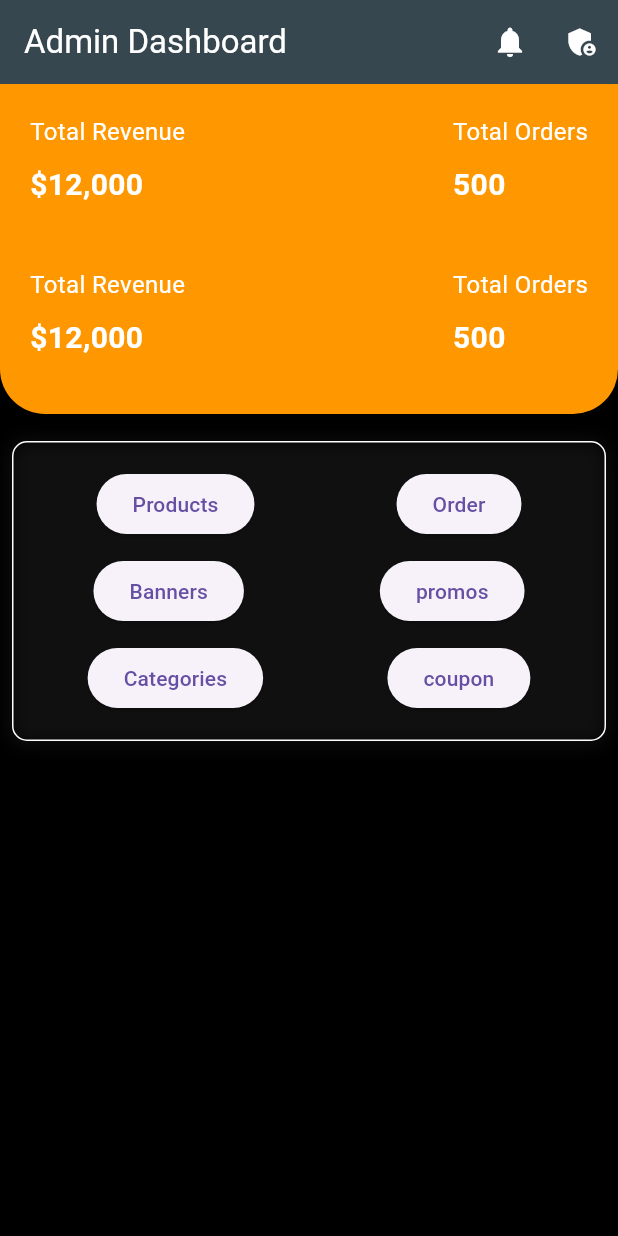
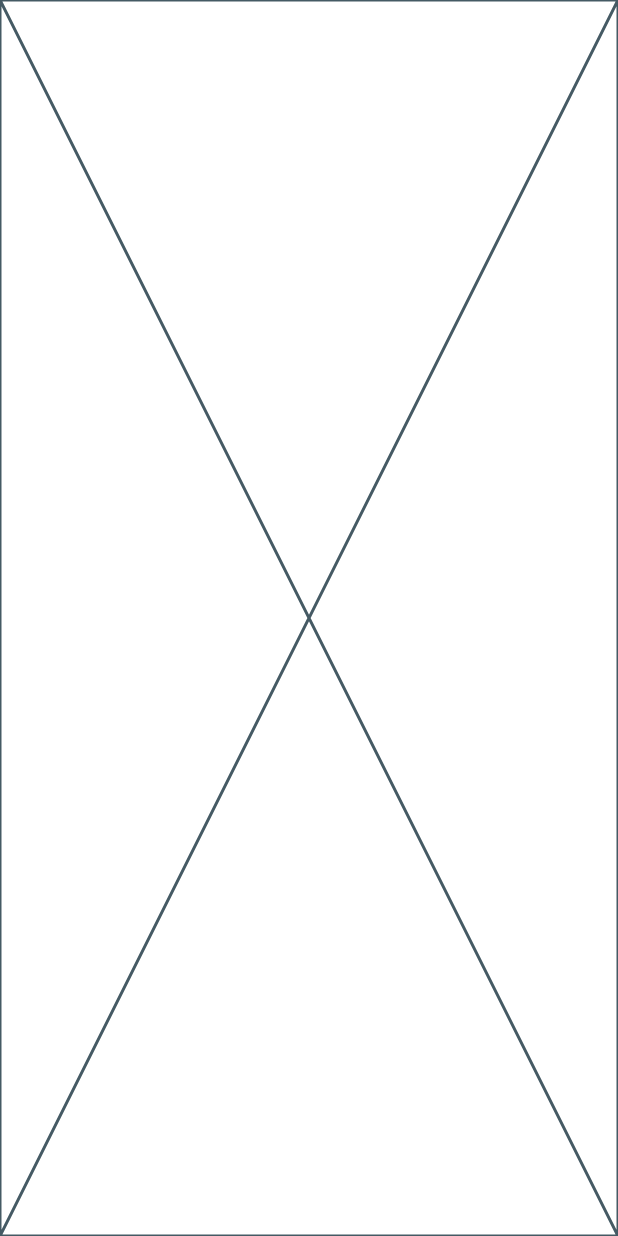
Before and after one commit to Amjad3618/e-come-seller-app, a Flutter app: the screen it shows once a user with an empty profile is signed in, after a tap on "Order", on a phone screen of 412 x 824 dp. Run offline on Flutter 3.47's test engine with Material 3 defaults, Android fonts, the phone set to English and light mode, and no system bars; our stand-ins replace cloud_firestore, firebase_auth, firebase_core, firebase_storage, fluttertoast, lottie; accounts and stored records are empty.

Commit message:
routs added

```diff
--- /dev/null
+++ b/lib/Pages/coupon_page.dart
@@ -0,0 +1,15 @@
+import 'package:flutter/material.dart';
+
+class CouponPage extends StatefulWidget {
+  const CouponPage({super.key});
+
+  @override
+  State<CouponPage> createState() => _CouponPageState();
+}
+
+class _CouponPageState extends State<CouponPage> {
+  @override
+  Widget build(BuildContext context) {
+    return const Placeholder();
+  }
+}
--- a/lib/Pages/home_page.dart
+++ b/lib/Pages/home_page.dart
@@ -1,7 +1,4 @@
-import 'package:e_come_seller_1/utils/color.dart';
 import 'package:flutter/material.dart';
-
-import '../widgets/fancy_text.dart';
 
 class HomePage extends StatefulWidget {
   const HomePage({Key? key}) : super(key: key);
@@ -30,110 +27,6 @@ class _HomePageState extends State<HomePage> {
       ),
       body: Column(
         children: [
-          Container(
-            height: 220,
-            decoration: BoxDecoration(
-              color: AppColors.primary,
-              borderRadius: const BorderRadius.only(
-                bottomLeft: Radius.circular(30),
-                bottomRight: Radius.circular(30),
-              ),
-            ),
-            child: Column(
-              children: [
-                Row(
-                  mainAxisAlignment: MainAxisAlignment.spaceBetween,
-                  children: [
-                    Padding(
-                      padding: const EdgeInsets.all(20),
-                      child: Column(
-                        crossAxisAlignment: CrossAxisAlignment.start,
-                        children: [
-                          const CustomText(
-                            text: 'Total Revenue',
-                            fontSize: 16,
-                            color: Colors.white,
-                          ),
-                          const SizedBox(height: 10),
-                          const CustomText(
-                            text: '\$12,000',
-                            fontSize: 20,
-                            fontWeight: FontWeight.bold,
-                            color: Colors.white,
-                          ),
-                        ],
-                      ),
-                    ),
-                    Padding(
-                      padding: const EdgeInsets.all(20),
-                      child: Column(
-                        crossAxisAlignment: CrossAxisAlignment.start,
-                        children: [
-                          const CustomText(
-                            text: 'Total Orders',
-                            fontSize: 16,
-                            color: Colors.white,
-                          ),
-                          const SizedBox(height: 10),
-                          const CustomText(
-                            text: '500',
-                            fontSize: 20,
-                            fontWeight: FontWeight.bold,
-                            color: Colors.white,
-                          ),
-                        ],
-                      ),
-                    ),
-                  ],
-                ),
-                Row(
-                  mainAxisAlignment: MainAxisAlignment.spaceBetween,
-                  children: [
-                    Padding(
-                      padding: const EdgeInsets.all(20),
-                      child: Column(
-                        crossAxisAlignment: CrossAxisAlignment.start,
-                        children: [
-                          const CustomText(
-                            text: 'Total Revenue',
-                            fontSize: 16,
-                            color: Colors.white,
-                          ),
-                          const SizedBox(height: 10),
-                          const CustomText(
-                            text: '\$12,000',
-                            fontSize: 20,
-                            fontWeight: FontWeight.bold,
-                            color: Colors.white,
-                          ),
-                        ],
-                      ),
-                    ),
-                    Padding(
-                      padding: const EdgeInsets.all(20),
-                      child: Column(
-                        crossAxisAlignment: CrossAxisAlignment.start,
-                        children: [
-                          const CustomText(
-                            text: 'Total Orders',
-                            fontSize: 16,
-                            color: Colors.white,
-                          ),
-                          const SizedBox(height: 10),
-                          const CustomText(
-                            text: '500',
-                            fontSize: 20,
-                            fontWeight: FontWeight.bold,
-                            color: Colors.white,
-                          ),
-                        ],
-                      ),
-                    ),
-                  ],
-                ),
-              ],
-            ),
-          ),
           SizedBox(height: 10),
           Padding(
             padding: const EdgeInsets.all(8.0),
@@ -165,7 +58,12 @@ class _HomePageState extends State<HomePage> {
                           },
                           child: Text("Products"),
                         ),
-                        ElevatedButton(onPressed: () {}, child: Text("Order")),
+                        ElevatedButton(
+                          onPressed: () {
+                            Navigator.pushNamed(context, '/OrdersPage');
+                          },
+                          child: Text("Order"),
+                        ),
                       ],
                     ),
                     SizedBox(height: 10),
@@ -179,11 +77,7 @@ class _HomePageState extends State<HomePage> {
                             //   "/promos",
                             //   arguments: {"promo": false},
                             // );
-                            Navigator.pushNamed(
-                              context,
-                              "/BannerPage",
-
-                            );
+                            Navigator.pushNamed(context, "/BannerPage");
                           },
                           child: Text("Banners"),
                         ),
@@ -209,7 +103,12 @@ class _HomePageState extends State<HomePage> {
                           },
                           child: Text("Categories"),
                         ),
-                        ElevatedButton(onPressed: () {}, child: Text("coupon")),
+                        ElevatedButton(
+                          onPressed: () {
+                            Navigator.pushNamed(context, 'CouponPage');
+                          },
+                          child: Text("coupon"),
+                        ),
                       ],
                     ),
                   ],
--- /dev/null
+++ b/lib/Pages/orders_page.dart
@@ -0,0 +1,15 @@
+import 'package:flutter/material.dart';
+
+class OrdersPage extends StatefulWidget {
+  const OrdersPage({super.key});
+
+  @override
+  State<OrdersPage> createState() => _OrdersPageState();
+}
+
+class _OrdersPageState extends State<OrdersPage> {
+  @override
+  Widget build(BuildContext context) {
+    return const Placeholder();
+  }
+}
--- a/lib/main.dart
+++ b/lib/main.dart
@@ -6,6 +6,8 @@ import 'package:firebase_core/firebase_core.dart';
 import 'package:flutter/material.dart';
 import 'package:provider/provider.dart';
 import 'Helper/ui_helper.dart';
+import 'Pages/coupon_page.dart';
+import 'Pages/orders_page.dart';
 import 'Pages/product_page.dart';
 import 'Pages/promo_page.dart';
 import 'utils/color.dart';
@@ -22,7 +24,6 @@ void main() async {
         ChangeNotifierProvider(
           create: (_) => AuthController(),
         ), // Auth provider
-
       ],
 
       child: MyApp(),
@@ -56,6 +57,8 @@ class MyApp extends StatelessWidget {
         "/HomePage": (context) => HomePage(),
         "/ProductPage": (context) => ProductPage(),
         '/PromoPage': (context) => PromoPage(),
+        '/OrdersPage': (context) => OrdersPage(),
+        '/CouponPage': (context) => CouponPage(),
       },
     );
   }
```
